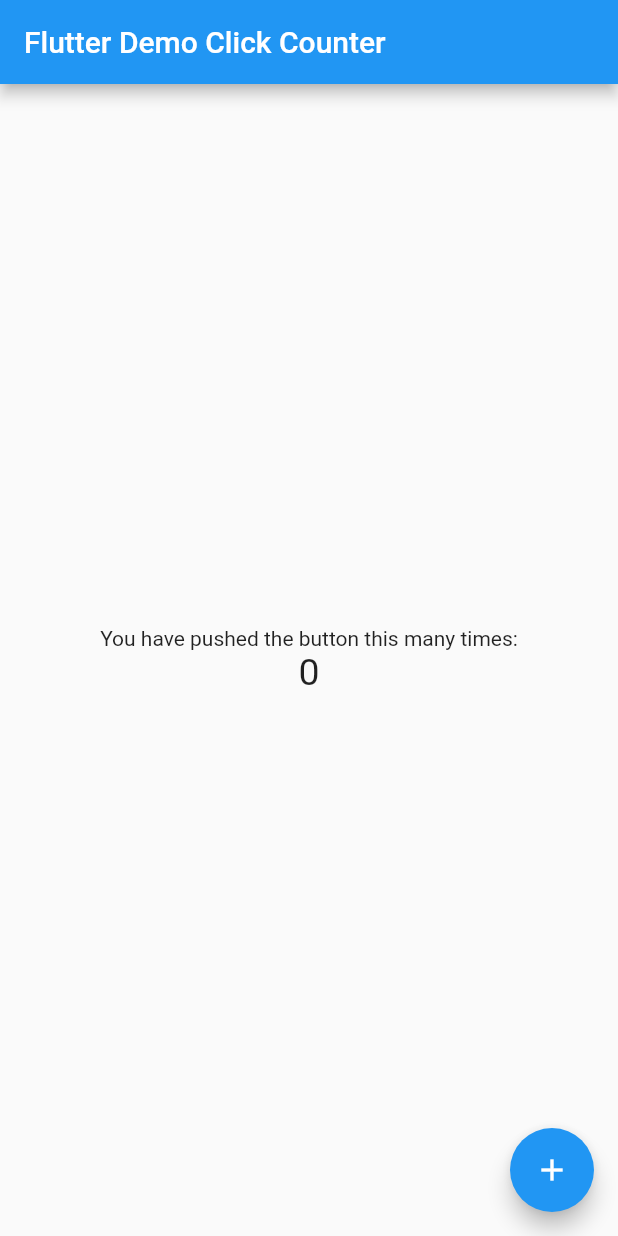
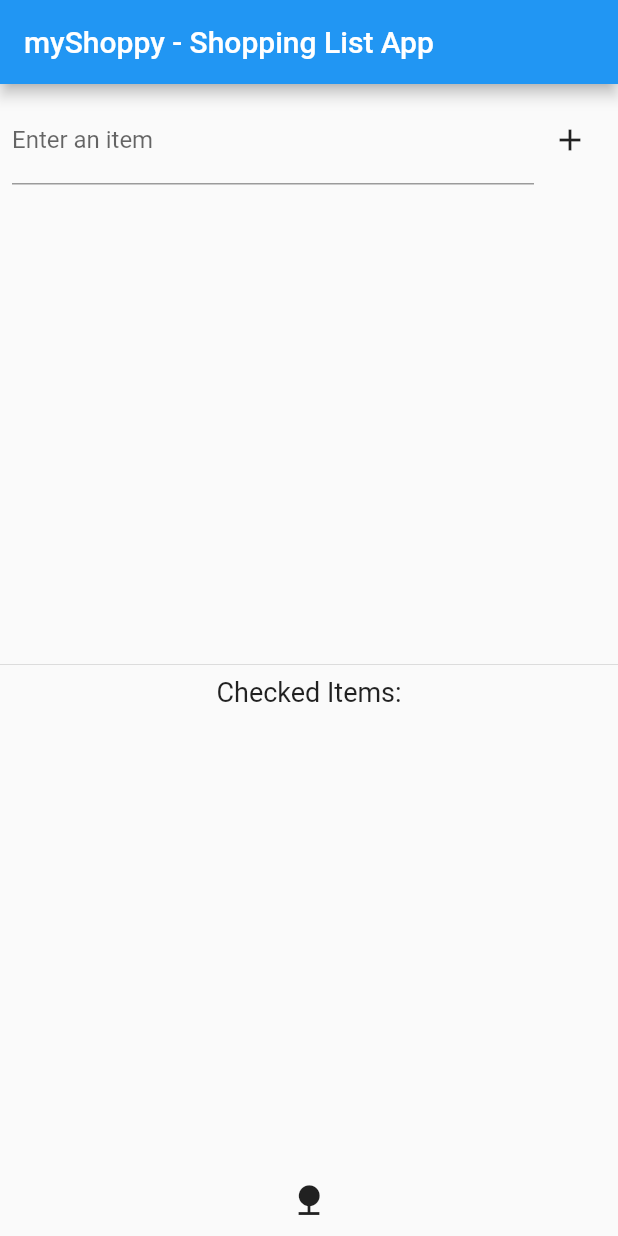
Before and after one commit to Charel92/myShoppy, a Flutter app: the screen it shows after launch, on a phone screen of 412 x 824 dp. Run offline on Flutter 3.47's test engine with Material 2 defaults, Android fonts, the phone set to English and light mode, and no system bars; drawn by our look-alikes of flutter_typeahead; our stand-ins replace shared_preferences; missing offline and left inert: firedart.

Commit message:
setup firebase

```diff
--- a/lib/main.dart
+++ b/lib/main.dart
@@ -1,91 +1,174 @@
 import 'package:flutter/material.dart';
+import 'package:shared_preferences/shared_preferences.dart';
+import 'package:flutter_typeahead/flutter_typeahead.dart';
+import 'package:firedart/firedart.dart';
 
-void main() => runApp(const MyApp());
+const apiKey = 'AIzaSyBFmAjLXBZRaCh9Ns3nb9gFsgntIZFPBqM';
+const projectId = 'my-shoppy-cirrt';
 
-class MyApp extends StatelessWidget {
-  const MyApp({super.key});
-  static const String _title = 'myShoppy';
-  // This widget is the root of your application.
+void main() {
+  Firestore.initialize(projectId);
+  runApp(ShoppingListApp());
+}
+
+class ShoppingListApp extends StatelessWidget {
   @override
   Widget build(BuildContext context) {
     return MaterialApp(
-      title: _title,
-      theme: ThemeData(
-        primarySwatch: Colors.blue,
-      ),
-      home: const MyHomePage(),
+      home: ShoppingList(),
     );
   }
 }
 
-class MyHomePage extends StatefulWidget {
-  const MyHomePage({super.key});
-  // This widget is the home page of your application. It is stateful, meaning
-  // that it has a State object (defined below) that contains fields that affect
-  // how it looks.
-  // This class is the configuration for the state.
+class ShoppingList extends StatefulWidget {
   @override
-  _MyHomePageState createState() => _MyHomePageState();
+  _ShoppingListState createState() => _ShoppingListState();
 }
 
-class _MyHomePageState extends State<MyHomePage> {
-  int _counter = 0;
-  List<String> _items = [];
+class _ShoppingListState extends State<ShoppingList> {
+  final List<String> _items = [];
+  final List<String> _checkedItems = [];
+  late SharedPreferences _preferences;
+  TextEditingController _textEditingController = TextEditingController();
+  String _currentItem = '';
+  CollectionReference groceryCollection =
+      Firestore.instance.collection('articles');
 
-  void _incrementCounter() {
+  @override
+  void initState() {
+    super.initState();
+    _loadItems();
+  }
+
+  _loadItems() async {
+    _preferences = await SharedPreferences.getInstance();
+    final savedItems = _preferences.getStringList('items');
+    if (savedItems != null) {
+      setState(() {
+        _items.addAll(savedItems);
+      });
+    }
+  }
+
+  _saveItems() {
+    _preferences.setStringList('items', _items);
+  }
+
+  void _addItem(String item) {
     setState(() {
-      // This call to setState tells the Flutter framework that something has
-      // changed in this State, which causes it to rerun the build method below
-      // so that the display can reflect the updated values. If we changed
-      // _counter without calling setState(), then the build method would not be
-      // called again, and so nothing would appear to happen.
-      _counter++;
+      _items.add(item);
+      _saveItems();
+      _textEditingController.clear();
+    });
+  }
+
+  void _checkItem(String item) {
+    setState(() {
+      _items.remove(item);
+      _checkedItems.add(item);
+      _saveItems();
     });
   }
 
   @override
   Widget build(BuildContext context) {
-    // This method is rerun every time setState is called, for instance as done
-    // by the _incrementCounter method above.
-    //
-    // The Flutter framework has been optimized to make rerunning build methods
-    // fast, so that you can just rebuild anything that needs updating rather
-    // than having to individually change instances of widgets.
     return Scaffold(
       appBar: AppBar(
-        // Here we take the value from the MyHomePage object that was created by
-        // the App.build method, and use it to set our appbar title.
-        title: const Text('Flutter Demo Click Counter'),
+        title: Text('myShoppy - Shopping List App'),
       ),
-      body: Center(
-        // Center is a layout widget. It takes a single child and positions it
-        // in the middle of the parent.
-        child: Column(
-          // Column is also a layout widget. It takes a list of children and
-          // arranges them vertically. By default, it sizes itself to fit its
-          // children horizontally, and tries to be as tall as its parent.
-          //
-          // Column has various properties to control how it sizes itself and
-          // how it positions its children. Here we use mainAxisAlignment to
-          // center the children vertically; the main axis here is the vertical
-          // axis because Columns are vertical (the cross axis would be
-          // horizontal).
-          mainAxisAlignment: MainAxisAlignment.center,
-          children: <Widget>[
-            const Text(
-              'You have pushed the button this many times:',
+      body: Column(
+        children: <Widget>[
+          Padding(
+            padding: const EdgeInsets.all(8.0),
+            child: Row(
+              children: <Widget>[
+                Expanded(
+                  child: TypeAheadField<String>(
+                    textFieldConfiguration: TextFieldConfiguration(
+                      controller: _textEditingController,
+                      decoration: InputDecoration(labelText: 'Enter an item'),
+                    ),
+                    suggestionsCallback: (pattern) async {
+                      // Return a list of suggestions based on the stored items
+                      return _items
+                          .where((item) => item
+                              .toLowerCase()
+                              .contains(pattern.toLowerCase()))
+                          .toList();
+                    },
+                    itemBuilder: (context, suggestion) {
+                      return ListTile(
+                        title: Text(suggestion),
+                      );
+                    },
+                    onSuggestionSelected: (suggestion) {
+                      _addItem(
+                          suggestion); // Add the selected suggestion to the list
+                      _textEditingController
+                          .clear(); // Clear the text input field
+                    },
+                  ),
+                ),
+                IconButton(
+                  icon: Icon(Icons.add),
+                  onPressed: () {
+                    final item = _textEditingController.text.trim();
+                    if (item.isNotEmpty) {
+                      _addItem(item);
+                    }
+                  },
+                ),
+              ],
             ),
-            Text(
-              '$_counter',
-              style: const TextStyle(fontSize: 25),
+          ),
+          Expanded(
+            child: ReorderableListView(
+              onReorder: (oldIndex, newIndex) {
+                setState(() {
+                  if (oldIndex < newIndex) {
+                    newIndex -= 1;
+                  }
+                  final item = _items.removeAt(oldIndex);
+                  _items.insert(newIndex, item);
+                  _saveItems();
+                });
+              },
+              children: _items
+                  .map(
+                    (item) => ListTile(
+                      key: Key(item),
+                      title: Text(item),
+                      onTap: () {
+                        _checkItem(item);
+                      },
+                    ),
+                  )
+                  .toList(),
             ),
-          ],
-        ),
-      ),
-      floatingActionButton: FloatingActionButton(
-        onPressed: _incrementCounter,
-        tooltip: 'Increment',
-        child: const Icon(Icons.add),
+          ),
+          Divider(),
+          Text('Checked Items:', style: TextStyle(fontSize: 18)),
+          Expanded(
+            child: ListView.builder(
+              itemCount: _checkedItems.length,
+              itemBuilder: (context, index) {
+                return ListTile(
+                  title: Text(
+                    _checkedItems[index],
+                    style: TextStyle(decoration: TextDecoration.lineThrough),
+                  ),
+                );
+              },
+            ),
+          ),
+          IconButton(
+            onPressed: () async {
+              final groceries = await groceryCollection.get();
+              print(groceries);
+            },
+            icon: Icon(Icons.nature),
+          ),
+        ],
       ),
     );
   }
--- a/pubspec.yaml
+++ b/pubspec.yaml
@@ -7,8 +7,12 @@ environment:
   sdk: ">=2.19.0 <4.0.0"
 
 dependencies:
+  cloud_firestore: ^4.13.0
+  firedart: ^0.9.3
   flutter:
     sdk: flutter
+  flutter_typeahead: ^4.8.0
+  shared_preferences: ^2.2.2
 
 dev_dependencies:
   flutter_test:
```
Also changed, not shown: 3 other files.
